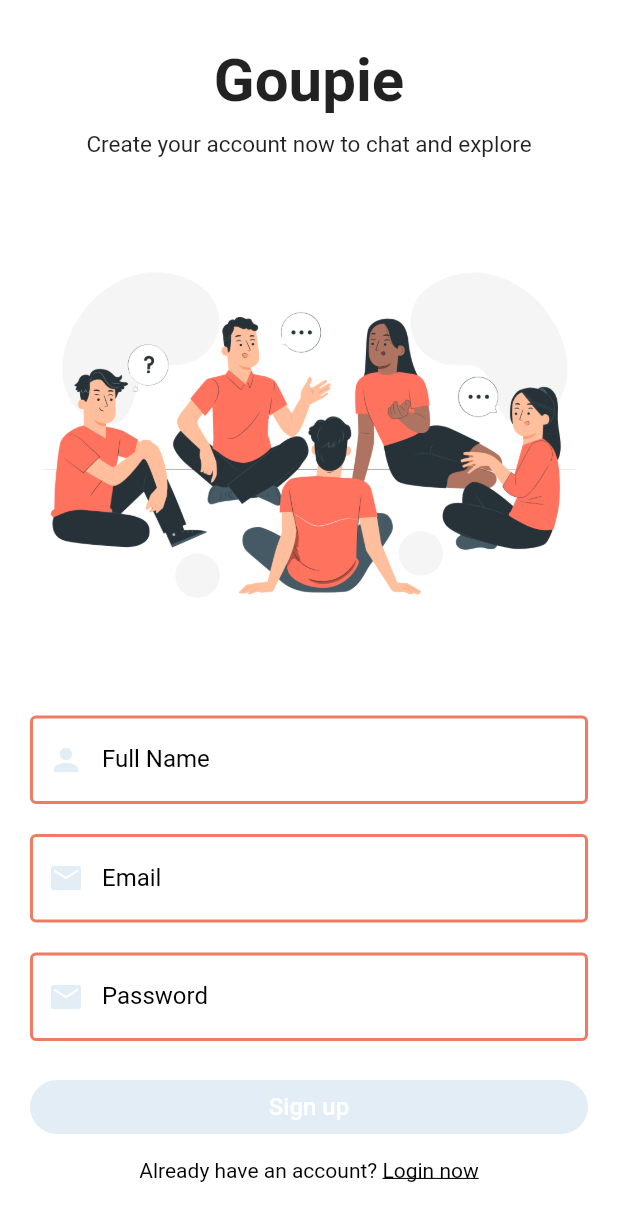
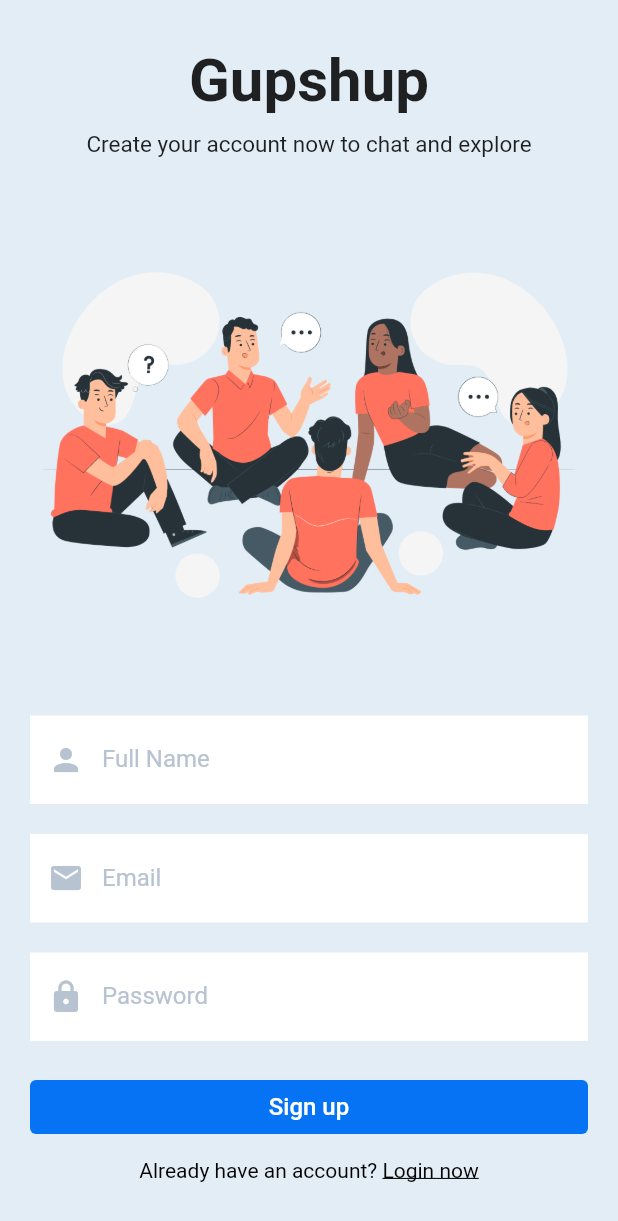
Before and after one commit to Drako-Rexon/GupShup_fire, a Flutter app: the RegisterPage screen opened directly, on a phone screen of 412 x 824 dp. Shown: the top 1221 px of the screen. Run offline on Flutter 3.47's test engine with Material 2 defaults, Android fonts, the phone set to English and light mode, and no system bars; our stand-ins replace cloud_firestore, firebase_auth, firebase_core, shared_preferences; accounts and stored records are empty.

Commit message:
ui converted completely

```diff
--- a/lib/pages/auth/login_page.dart
+++ b/lib/pages/auth/login_page.dart
@@ -47,7 +47,7 @@ class _LoginPageState extends State<LoginPage> {
                   crossAxisAlignment: CrossAxisAlignment.center,
                   children: [
                     Text(
-                      "Groupie",
+                      "Gupshup",
                       style: TextStyle(
                         fontSize: 40,
                         color: Constants().darkGrey,
@@ -67,7 +67,8 @@ class _LoginPageState extends State<LoginPage> {
                         ? Image.asset('assets/images/login.png')
                         : const SizedBox(height: 50),
                     TextFormField(
-                      cursorColor: Constants().secondaryColor,
+                      cursorColor: Constants().darkGrey,
+                      style: TextStyle(color: Constants().darkGrey),
                       onChanged: (val) {
                         setState(() {
                           email = val;
@@ -87,10 +88,8 @@ class _LoginPageState extends State<LoginPage> {
                         hintStyle: TextStyle(color: Constants().secondaryColor),
                         labelStyle:
                             TextStyle(color: Constants().secondaryColor),
-                        prefixIcon: Icon(
-                          Icons.mail,
-                          color: Constants().secondaryColor,
-                        ),
+                        prefixIcon:
+                            Icon(Icons.mail, color: Constants().secondaryColor),
                       ),
                       validator: (val) {
                         return RegExp(
@@ -102,6 +101,7 @@ class _LoginPageState extends State<LoginPage> {
                     ),
                     const SizedBox(height: 20),
                     TextFormField(
+                      style: TextStyle(color: Constants().darkGrey),
                       cursorColor: Constants().primaryColor,
                       onChanged: (val) {
                         setState(() {
--- a/lib/pages/auth/register_page.dart
+++ b/lib/pages/auth/register_page.dart
@@ -27,6 +27,7 @@ class _RegisterPageState extends State<RegisterPage> {
     bool isKeyboard = MediaQuery.of(context).viewInsets.bottom == 0;
     return SafeArea(
       child: Scaffold(
+        backgroundColor: Constants().primaryColor,
         body: Visibility(
           visible: !_isLoading,
           replacement: Center(
@@ -42,7 +43,7 @@ class _RegisterPageState extends State<RegisterPage> {
                   crossAxisAlignment: CrossAxisAlignment.center,
                   children: [
                     const Text(
-                      "Goupie",
+                      "Gupshup",
                       style: TextStyle(
                         fontSize: 40,
                         fontWeight: FontWeight.bold,
@@ -59,20 +60,30 @@ class _RegisterPageState extends State<RegisterPage> {
                     isKeyboard
                         ? Image.asset('assets/images/register.png')
                         : const SizedBox(height: 50),
-                    // Image.asset('assets/images/register.png'),
                     TextFormField(
-                      cursorColor: Constants().primaryColor,
+                      cursorColor: Constants().darkGrey,
                       onChanged: (val) {
                         setState(() {
                           fullName = val;
                         });
                       },
+                      style: TextStyle(color: Constants().darkGrey),
                       decoration: textInputDecoration.copyWith(
                         labelText: "Full Name",
-                        prefixIcon: Icon(
-                          Icons.person,
-                          color: Theme.of(context).primaryColor,
-                        ),
+                        errorBorder: InputBorder.none,
+                        focusedBorder: InputBorder.none,
+                        enabledBorder: InputBorder.none,
+                        focusedErrorBorder: InputBorder.none,
+                        disabledBorder: InputBorder.none,
+                        border: InputBorder.none,
+                        fillColor: Colors.white,
+                        filled: true,
+                        hintText: 'Enter Email',
+                        hintStyle: TextStyle(color: Constants().secondaryColor),
+                        labelStyle:
+                            TextStyle(color: Constants().secondaryColor),
+                        prefixIcon: Icon(Icons.person,
+                            color: Constants().secondaryColor),
                       ),
                       validator: (val) {
                         if (val!.isNotEmpty) {
@@ -84,7 +95,7 @@ class _RegisterPageState extends State<RegisterPage> {
                     ),
                     const SizedBox(height: 20),
                     TextFormField(
-                      cursorColor: Constants().primaryColor,
+                      cursorColor: Constants().darkGrey,
                       onChanged: (val) {
                         setState(() {
                           email = val;
@@ -92,10 +103,20 @@ class _RegisterPageState extends State<RegisterPage> {
                       },
                       decoration: textInputDecoration.copyWith(
                         labelText: "Email",
-                        prefixIcon: Icon(
-                          Icons.mail,
-                          color: Theme.of(context).primaryColor,
-                        ),
+                        errorBorder: InputBorder.none,
+                        focusedBorder: InputBorder.none,
+                        enabledBorder: InputBorder.none,
+                        focusedErrorBorder: InputBorder.none,
+                        disabledBorder: InputBorder.none,
+                        border: InputBorder.none,
+                        fillColor: Colors.white,
+                        filled: true,
+                        hintText: 'Enter Email',
+                        hintStyle: TextStyle(color: Constants().secondaryColor),
+                        labelStyle:
+                            TextStyle(color: Constants().secondaryColor),
+                        prefixIcon:
+                            Icon(Icons.mail, color: Constants().secondaryColor),
                       ),
                       validator: (val) {
                         return RegExp(
@@ -107,7 +128,7 @@ class _RegisterPageState extends State<RegisterPage> {
                     ),
                     const SizedBox(height: 20),
                     TextFormField(
-                      cursorColor: Constants().primaryColor,
+                      cursorColor: Constants().darkGrey,
                       onChanged: (val) {
                         setState(() {
                           password = val;
@@ -116,10 +137,20 @@ class _RegisterPageState extends State<RegisterPage> {
                       obscureText: true,
                       decoration: textInputDecoration.copyWith(
                         labelText: "Password",
-                        prefixIcon: Icon(
-                          Icons.mail,
-                          color: Theme.of(context).primaryColor,
-                        ),
+                        errorBorder: InputBorder.none,
+                        focusedBorder: InputBorder.none,
+                        enabledBorder: InputBorder.none,
+                        focusedErrorBorder: InputBorder.none,
+                        disabledBorder: InputBorder.none,
+                        border: InputBorder.none,
+                        fillColor: Colors.white,
+                        filled: true,
+                        hintText: 'Enter Email',
+                        hintStyle: TextStyle(color: Constants().secondaryColor),
+                        labelStyle:
+                            TextStyle(color: Constants().secondaryColor),
+                        prefixIcon:
+                            Icon(Icons.lock, color: Constants().secondaryColor),
                       ),
                       validator: (value) {
                         if (value!.length < 6) {
@@ -133,24 +164,17 @@ class _RegisterPageState extends State<RegisterPage> {
                     SizedBox(
                       width: double.infinity,
                       child: ElevatedButton(
-                        style: ElevatedButton.styleFrom(
-                          primary: Theme.of(context).primaryColor,
-                          elevation: 0,
-                          shape: const RoundedRectangleBorder(
-                            borderRadius: BorderRadius.all(
-                              Radius.circular(30),
-                            ),
-                          ),
+                        style: ButtonStyle(
+                          backgroundColor: MaterialStateProperty.all(
+                              Constants().primaryBlue),
+                          elevation: MaterialStateProperty.all(0),
                         ),
                         onPressed: () {
                           register();
                         },
                         child: const Text(
                           "Sign up",
-                          style: TextStyle(
-                            color: Colors.white,
-                            fontSize: 16,
-                          ),
+                          style: TextStyle(color: Colors.white, fontSize: 16),
                         ),
                       ),
                     ),
```
